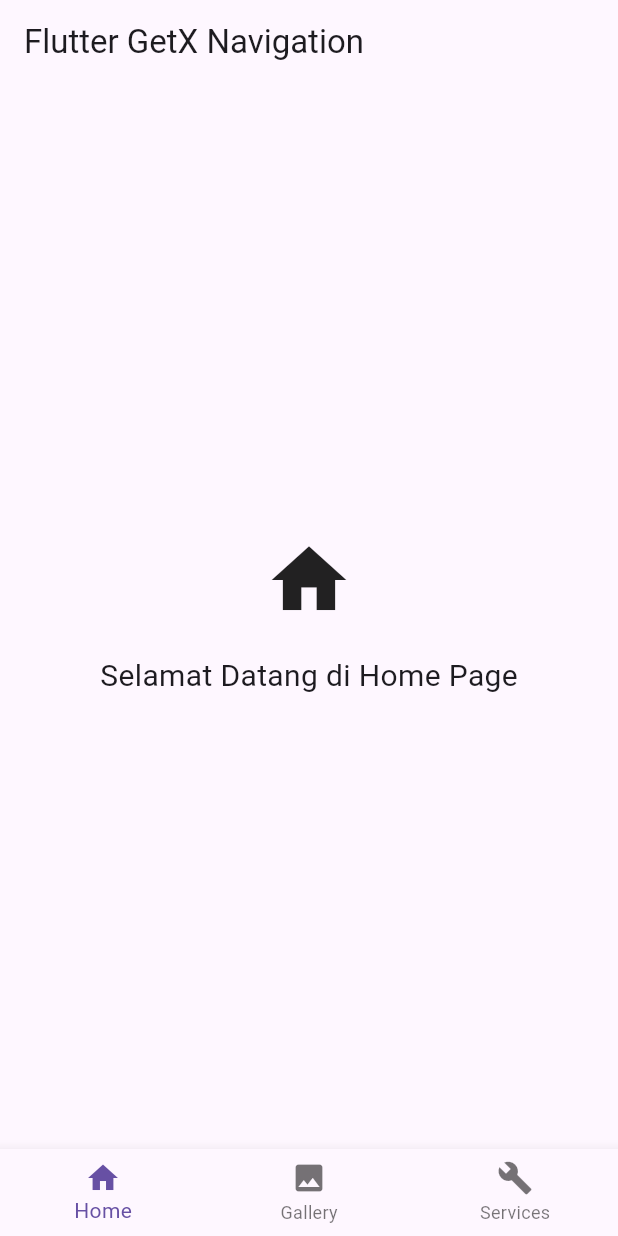
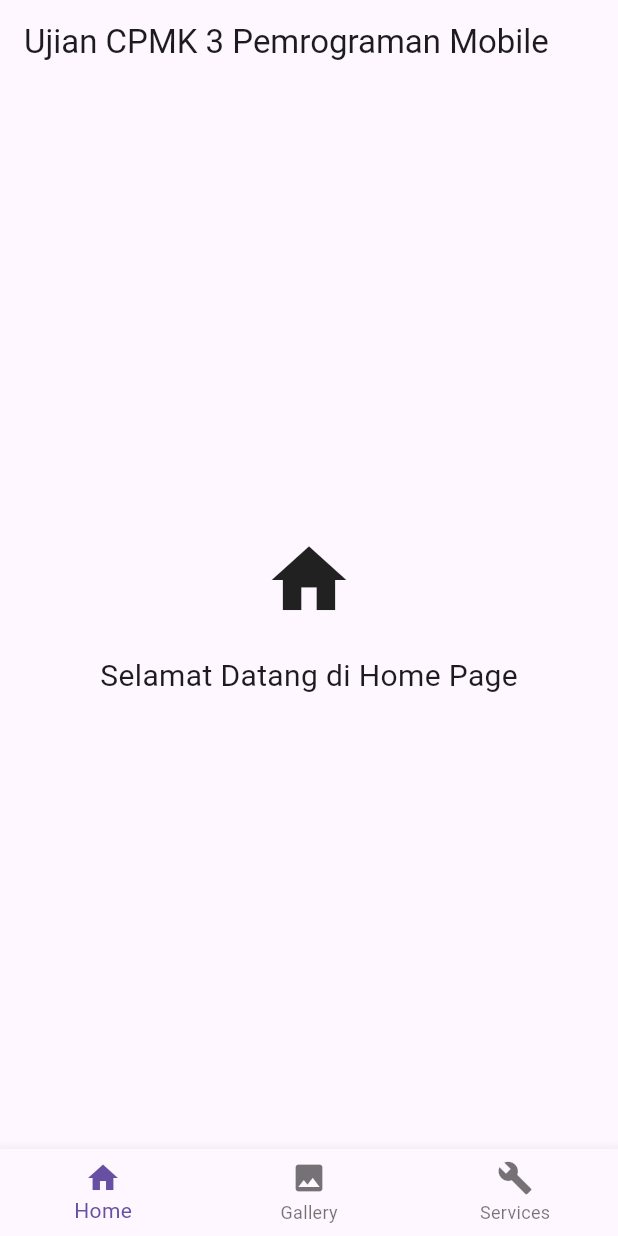
Before and after one commit to kazzarak-faust/Pemmob_C, a Flutter app: the screen it shows after launch, on a phone screen of 412 x 824 dp. Run offline on Flutter 3.47's test engine with Material 3 defaults, Android fonts, the phone set to English and light mode, and no system bars; our stand-ins replace get.

Commit message:
Update app bar title for navigation

```diff
--- a/lib/main.dart
+++ b/lib/main.dart
@@ -50,7 +50,7 @@ class _HomePageState extends State<HomePage> {
   @override
   Widget build(BuildContext context) {
     return Scaffold(
-      appBar: AppBar(title: const Text('Flutter GetX Navigation')),
+      appBar: AppBar(title: const Text('Ujian CPMK 3 Pemrograman Mobile')),
       body: _pages[_selectedIndex],
       bottomNavigationBar: BottomNavigationBar(
         currentIndex: _selectedIndex,
```
